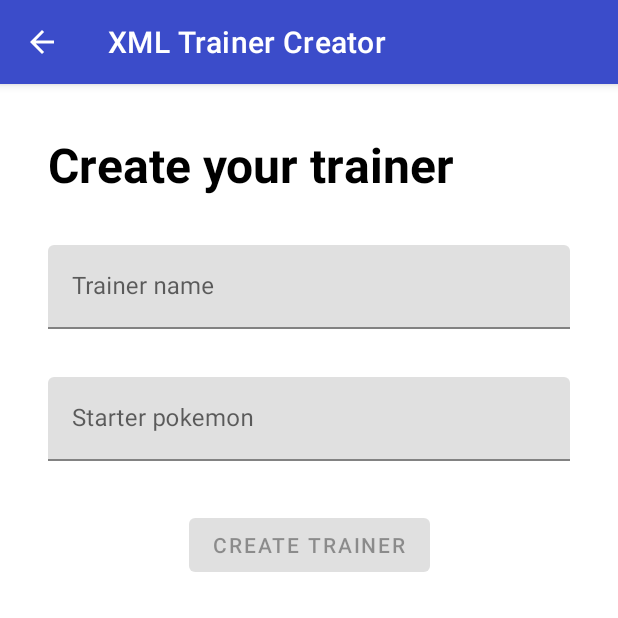
After one commit to MaximeJineMaraval/espresso_talk, an Android app built with Jetpack Compose: the XMLTrainerCreatorFragment screen opened through its navigation route, on a phone screen of 412 x 824 dp, the top half of it. The commit adds this screen. Run offline under Robolectric (Android 15) with nearby library versions, the light colour scheme and no system bars.

Commit message:
feat: add trainer screen for XML and Compose

```diff
--- a/app/src/main/java/com/jine/espressotalk/ui/MainFragment.kt
+++ b/app/src/main/java/com/jine/espressotalk/ui/MainFragment.kt
@@ -36,10 +36,10 @@
 
     private fun setupButtons() {
         binding.xmlButton.setOnClickListener {
-            findNavController().navigate(R.id.pokemonListXMLFragment)
+            findNavController().navigate(R.id.XMLTrainerCreatorFragment)
         }
         binding.composeButton.setOnClickListener {
-            findNavController().navigate(R.id.pokemonListComposeFragment)
+            findNavController().navigate(R.id.ComposeTrainerCreatorFragment)
         }
     }
 
--- a/app/src/main/java/com/jine/espressotalk/ui/pokemonlist/PokemonListViewModel.kt
+++ b/app/src/main/java/com/jine/espressotalk/ui/trainercreator/PokemonListViewModel.kt
@@ -1,4 +1,4 @@
-package com.jine.espressotalk.ui.pokemonlist
+package com.jine.espressotalk.ui.trainercreator
 
 import android.app.Application
 import androidx.compose.runtime.toMutableStateList
--- /dev/null
+++ b/app/src/main/java/com/jine/espressotalk/ui/trainercreator/TrainerCreatorViewModel.kt
@@ -0,0 +1,40 @@
+package com.jine.espressotalk.ui.trainercreator
+
+import androidx.lifecycle.LiveData
+import androidx.lifecycle.MutableLiveData
+import androidx.lifecycle.ViewModel
+
+class TrainerCreatorViewModel : ViewModel() {
+
+    private var _trainerName: MutableLiveData<String> = MutableLiveData("")
+    val trainerName: LiveData<String>
+        get() = _trainerName
+
+    private var _pokemonName: MutableLiveData<String> = MutableLiveData("")
+    val pokemonName: LiveData<String>
+        get() = _pokemonName
+
+    private var _isCreateButtonEnabled: MutableLiveData<Boolean> = MutableLiveData(false)
+    val isCreateButtonEnabled: LiveData<Boolean>
+        get() = _isCreateButtonEnabled
+
+    fun updateTrainerName(string: String) {
+        _trainerName.value = string
+        updateCreateButtonStatus()
+    }
+
+    fun updatePokemonName(string: String) {
+        _pokemonName.value = string
+        updateCreateButtonStatus()
+    }
+
+    fun clear() {
+        _trainerName.value = ""
+        _pokemonName.value = ""
+    }
+
+    private fun updateCreateButtonStatus() {
+        _isCreateButtonEnabled.value =
+            trainerName.value.isNullOrBlank().not() && pokemonName.value.isNullOrBlank().not()
+    }
+}
--- /dev/null
+++ b/app/src/main/java/com/jine/espressotalk/ui/trainercreator/xml/XMLTrainerCreatorFragment.kt
@@ -0,0 +1,69 @@
+package com.jine.espressotalk.ui.trainercreator.xml
+
+import android.os.Bundle
+import android.view.LayoutInflater
+import android.view.View
+import android.view.ViewGroup
+import androidx.core.widget.addTextChangedListener
+import androidx.fragment.app.Fragment
+import androidx.fragment.app.viewModels
+import androidx.navigation.fragment.findNavController
+import com.google.android.material.transition.MaterialSharedAxis
+import com.jine.espressotalk.R
+import com.jine.espressotalk.databinding.FragmentCreateTrainerBinding
+import com.jine.espressotalk.ui.trainercreator.TrainerCreatorViewModel
+
+class XMLTrainerCreatorFragment : Fragment() {
+
+    private val viewModel: TrainerCreatorViewModel by viewModels(ownerProducer = { requireActivity() })
+    private lateinit var binding: FragmentCreateTrainerBinding
+
+    override fun onCreate(savedInstanceState: Bundle?) {
+        super.onCreate(savedInstanceState)
+        enterTransition = MaterialSharedAxis(MaterialSharedAxis.Z, true)
+        returnTransition = MaterialSharedAxis(MaterialSharedAxis.Z, false)
+    }
+
+    override fun onCreateView(
+        inflater: LayoutInflater,
+        container: ViewGroup?,
+        savedInstanceState: Bundle?
+    ): View {
+        binding = FragmentCreateTrainerBinding.inflate(inflater, container, false)
+        return binding.root
+    }
+
+    override fun onViewCreated(view: View, savedInstanceState: Bundle?) {
+        super.onViewCreated(view, savedInstanceState)
+        setupViews()
+    }
+
+    override fun onDestroy() {
+        super.onDestroy()
+        viewModel.clear()
+    }
+
+    private fun setupViews() {
+        // Trainer name
+        binding.trainerInputEditText.addTextChangedListener(
+            { _, _, _, _ -> },
+            { _, _, _, _ -> },
+            { text ->
+                viewModel.updateTrainerName(text?.toString() ?: "")
+            })
+        // Starter pokemon
+        viewModel.pokemonName.observe(viewLifecycleOwner) {
+            binding.starterInputEditText.setText(it)
+        }
+        binding.starterInputEditText.setOnFocusChangeListener { _, isFocus ->
+            if(isFocus) {
+                findNavController().navigate(R.id.XMLPokemonListFragment)
+            }
+        }
+        // Create button
+        viewModel.isCreateButtonEnabled.observe(viewLifecycleOwner) {
+            binding.createButton.isEnabled = it
+        }
+    }
+
+}
--- /dev/null
+++ b/app/src/main/res/layout/fragment_create_trainer.xml
@@ -0,0 +1,65 @@
+<?xml version="1.0" encoding="utf-8"?>
+<androidx.constraintlayout.widget.ConstraintLayout xmlns:android="http://schemas.android.com/apk/res/android"
+    xmlns:app="http://schemas.android.com/apk/res-auto"
+    xmlns:tools="http://schemas.android.com/tools"
+    android:layout_width="match_parent"
+    android:layout_height="match_parent"
+    android:padding="32dp">
+
+    <TextView
+        android:id="@+id/title"
+        android:layout_width="match_parent"
+        android:layout_height="wrap_content"
+        android:text="Create your trainer"
+        android:textColor="@android:color/black"
+        android:textSize="32sp"
+        android:textStyle="bold"
+        app:layout_constraintStart_toStartOf="parent"
+        app:layout_constraintTop_toTopOf="parent"
+        tools:ignore="HardcodedText" />
+
+    <com.google.android.material.textfield.TextInputLayout
+        android:id="@+id/trainerInputLayout"
+        android:layout_width="match_parent"
+        android:layout_height="wrap_content"
+        android:layout_marginTop="32dp"
+        android:hint="Trainer name"
+        app:layout_constraintStart_toStartOf="@id/title"
+        app:layout_constraintTop_toBottomOf="@id/title"
+        tools:ignore="HardcodedText">
+
+        <com.google.android.material.textfield.TextInputEditText
+            android:id="@+id/trainerInputEditText"
+            android:layout_width="match_parent"
+            android:layout_height="wrap_content" />
+
+    </com.google.android.material.textfield.TextInputLayout>
+
+    <com.google.android.material.textfield.TextInputLayout
+        android:id="@+id/starterInputLayout"
+        android:layout_width="match_parent"
+        android:layout_height="wrap_content"
+        android:layout_marginTop="32dp"
+        android:hint="Starter pokemon"
+        app:layout_constraintStart_toStartOf="@id/trainerInputLayout"
+        app:layout_constraintTop_toBottomOf="@id/trainerInputLayout"
+        tools:ignore="HardcodedText">
+
+        <com.google.android.material.textfield.TextInputEditText
+            android:id="@+id/starterInputEditText"
+            android:layout_width="match_parent"
+            android:layout_height="wrap_content" />
+
+    </com.google.android.material.textfield.TextInputLayout>
+
+    <com.google.android.material.button.MaterialButton
+        android:id="@+id/createButton"
+        android:layout_width="wrap_content"
+        android:layout_height="wrap_content"
+        android:layout_marginTop="32dp"
+        android:text="Create trainer"
+        app:layout_constraintEnd_toEndOf="parent"
+        app:layout_constraintStart_toStartOf="parent"
+        app:layout_constraintTop_toBottomOf="@id/starterInputLayout" />
+
+</androidx.constraintlayout.widget.ConstraintLayout>
--- a/app/src/main/res/layout/fragment_main.xml
+++ b/app/src/main/res/layout/fragment_main.xml
@@ -35,7 +35,7 @@
                 android:layout_width="match_parent"
                 android:layout_height="match_parent"
                 android:gravity="center"
-                android:text="XML List"
+                android:text="XML"
                 android:textColor="@android:color/white"
                 android:textSize="42sp"
                 android:textStyle="bold"
@@ -74,7 +74,7 @@
                 android:layout_width="match_parent"
                 android:layout_height="match_parent"
                 android:gravity="center"
-                android:text="Compose List"
+                android:text="Compose"
                 android:textColor="@android:color/white"
                 android:textSize="42sp"
                 android:textStyle="bold"
--- a/app/src/main/res/layout/item_pokemon.xml
+++ b/app/src/main/res/layout/item_pokemon.xml
@@ -6,6 +6,7 @@
     android:layout_height="wrap_content">
 
     <com.google.android.material.card.MaterialCardView
+        android:id="@+id/card"
         android:layout_width="match_parent"
         android:layout_height="0dp"
         android:layout_margin="8dp"
--- a/app/src/main/res/navigation/navigation_graph.xml
+++ b/app/src/main/res/navigation/navigation_graph.xml
@@ -9,18 +9,35 @@
         android:name="com.jine.espressotalk.ui.MainFragment"
         android:label="MainFragment">
         <action
-            android:id="@+id/action_mainFragment_to_pokemonListXMLFragment2"
-            app:destination="@id/pokemonListXMLFragment" />
+            android:id="@+id/action_mainFragment_to_XMLTrainerCreator"
+            app:destination="@id/XMLTrainerCreatorFragment" />
         <action
-            android:id="@+id/action_mainFragment_to_pokemonListComposeFragment"
-            app:destination="@id/pokemonListComposeFragment" />
+            android:id="@+id/action_mainFragment_to_ComposeTrainerCreator"
+            app:destination="@id/ComposeTrainerCreatorFragment" />
     </fragment>
     <fragment
-        android:id="@+id/pokemonListXMLFragment"
-        android:name="com.jine.espressotalk.ui.pokemonlist.xml.PokemonListXMLFragment"
-        android:label="PokemonListXMLFragment" />
+        android:id="@+id/XMLTrainerCreatorFragment"
+        android:name="com.jine.espressotalk.ui.trainercreator.xml.XMLTrainerCreatorFragment"
+        android:label="XMLTrainerCreatorFragment">
+        <action
+            android:id="@+id/action_trainerCreator_to_pokemonList"
+            app:destination="@id/XMLPokemonListFragment" />
+    </fragment>
     <fragment
-        android:id="@+id/pokemonListComposeFragment"
-        android:name="com.jine.espressotalk.ui.pokemonlist.compose.PokemonListComposeFragment"
-        android:label="PokemonListComposeFragment" />
+        android:id="@+id/ComposeTrainerCreatorFragment"
+        android:name="com.jine.espressotalk.ui.trainercreator.compose.ComposeTrainerCreatorFragment"
+        android:label="ComposeTrainerCreatorFragment">
+        <action
+            android:id="@+id/action_trainerCreator_to_pokemonList"
+            app:destination="@id/ComposePokemonListFragment" />
+    </fragment>
+    <fragment
+        android:id="@+id/XMLPokemonListFragment"
+        android:name="com.jine.espressotalk.ui.trainercreator.xml.XMLPokemonListFragment"
+        android:label="XMLPokemonListFragment" />
+    <fragment
+        android:id="@+id/ComposePokemonListFragment"
+        android:name="com.jine.espressotalk.ui.trainercreator.compose.ComposePokemonListFragment"
+        android:label="ComposePokemonList
+        Fragment" />
 </navigation>
```
Also changed, not shown: app/src/main/java/com/jine/espressotalk/ui/MainActivity.kt (+4 -11 lines), app/src/main/java/com/jine/espressotalk/ui/extensions/KeyboardsExtensions.kt (deleted, +0 -31 lines), app/src/main/java/com/jine/espressotalk/ui/trainercreator/compose/ComposePokemonListFragment.kt (renamed from app/src/main/java/com/jine/espressotalk/ui/pokemonlist/compose/PokemonListComposeFragment.kt, +15 -13 lines), app/src/main/java/com/jine/espressotalk/ui/trainercreator/compose/ComposeTrainerCreatorFragment.kt (added, +121 -0 lines), app/src/main/java/com/jine/espressotalk/ui/trainercreator/xml/PokemonAdapter.kt (renamed from app/src/main/java/com/jine/espressotalk/ui/pokemonlist/xml/PokemonAdapter.kt, +4 -10 lines), app/src/main/java/com/jine/espressotalk/ui/trainercreator/xml/XMLPokemonListFragment.kt (renamed from app/src/main/java/com/jine/espressotalk/ui/pokemonlist/xml/PokemonListXMLFragment.kt, +13 -9 lines), 1 other file.
